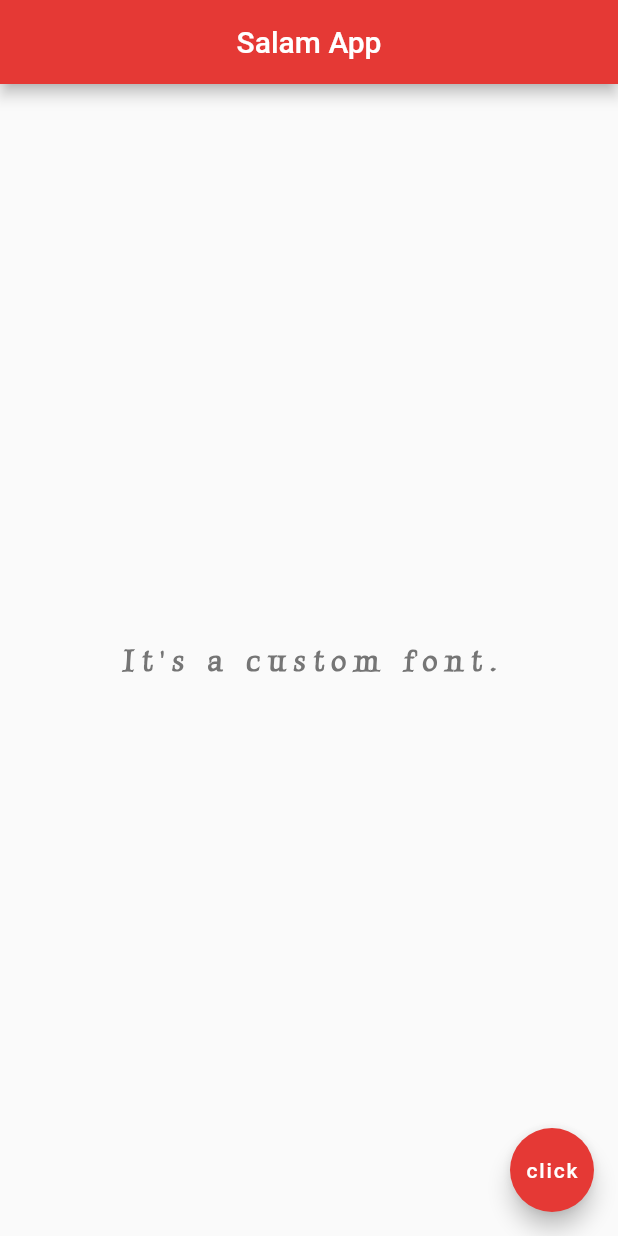
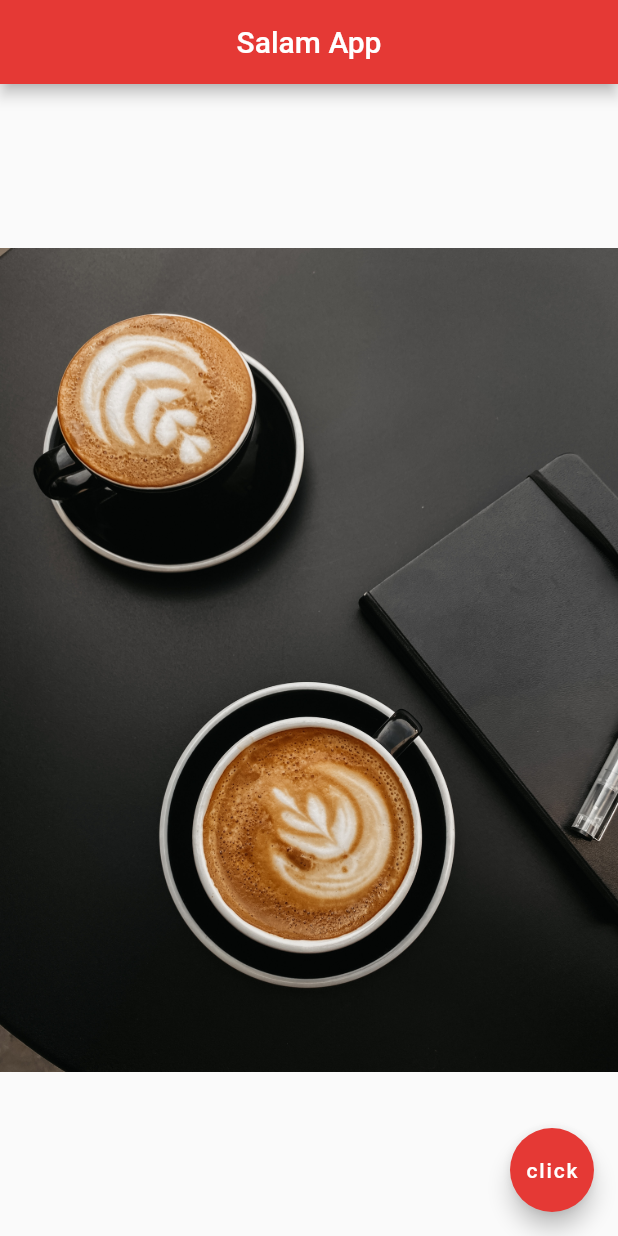
Before and after one commit to mr-teslaa/flutter101, a Flutter app: the screen it shows after launch, on a phone screen of 412 x 824 dp. Run offline on Flutter 3.47's test engine with Material 2 defaults, Android fonts, the phone set to English and light mode, and no system bars.

Commit message:
lesson finished

```diff
--- a/lib/main.dart
+++ b/lib/main.dart
@@ -20,16 +20,9 @@ class Home extends StatelessWidget {
           backgroundColor: Colors.red[600],
         ),
         body: Center(
-          child: Text(
-            'It\'s a custom font.',
-            style: TextStyle(
-              fontSize: 20,
-              color: Colors.grey[600],
-              fontWeight: FontWeight.bold,
-              letterSpacing: 5,
-              fontFamily: 'LuxuriousRoman',
-            ),
-          ),
+          child: Image.asset('assets/coffee.jpg')
+          // for accessing network image
+          // child: Image.network('imageURL')
         ),
         floatingActionButton: FloatingActionButton(
           onPressed: () {},
--- a/pubspec.yaml
+++ b/pubspec.yaml
@@ -56,9 +56,8 @@ flutter:
     uses-material-design: true
 
     # To add assets to your application, add an assets section, like this:
-    # assets:
-    #   - images/a_dot_burr.jpeg
-    #   - images/a_dot_ham.jpeg
+    assets:
+        - assets/coffee.jpg
 
     # An image asset can refer to one or more resolution-specific "variants", see
     # https://flutter.dev/assets-and-images/#resolution-aware.
```
Also changed, not shown: assets/coffee.jpg (added), 1 other file.
